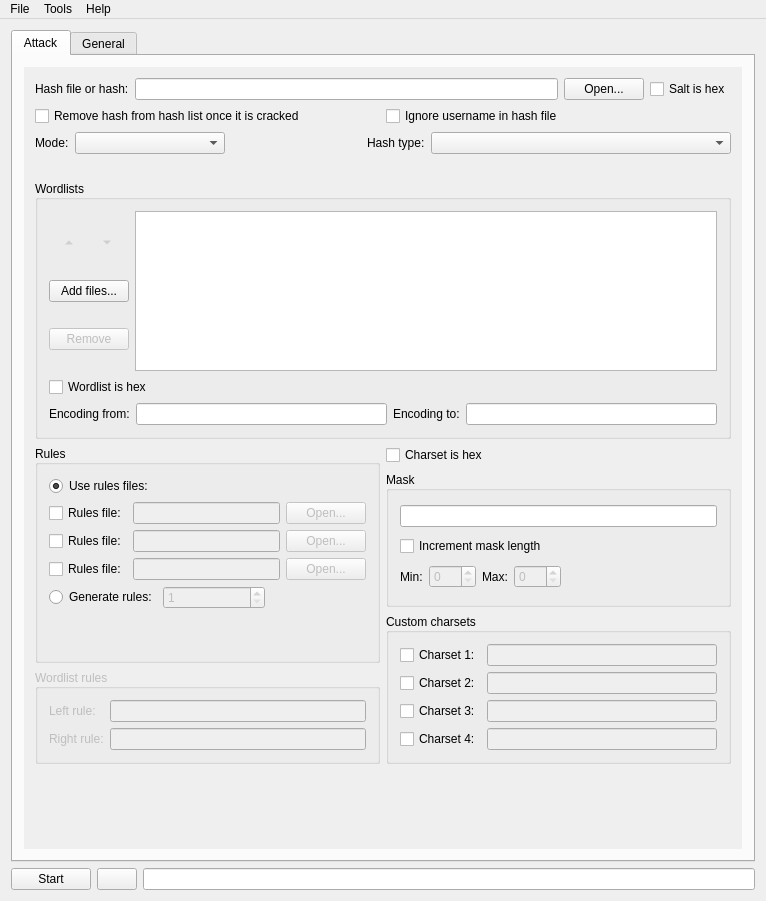
The window that src/mainwindow.ui (rgroesslinger/hashcat-gui) describes before a commit, drawn with Qt 5.
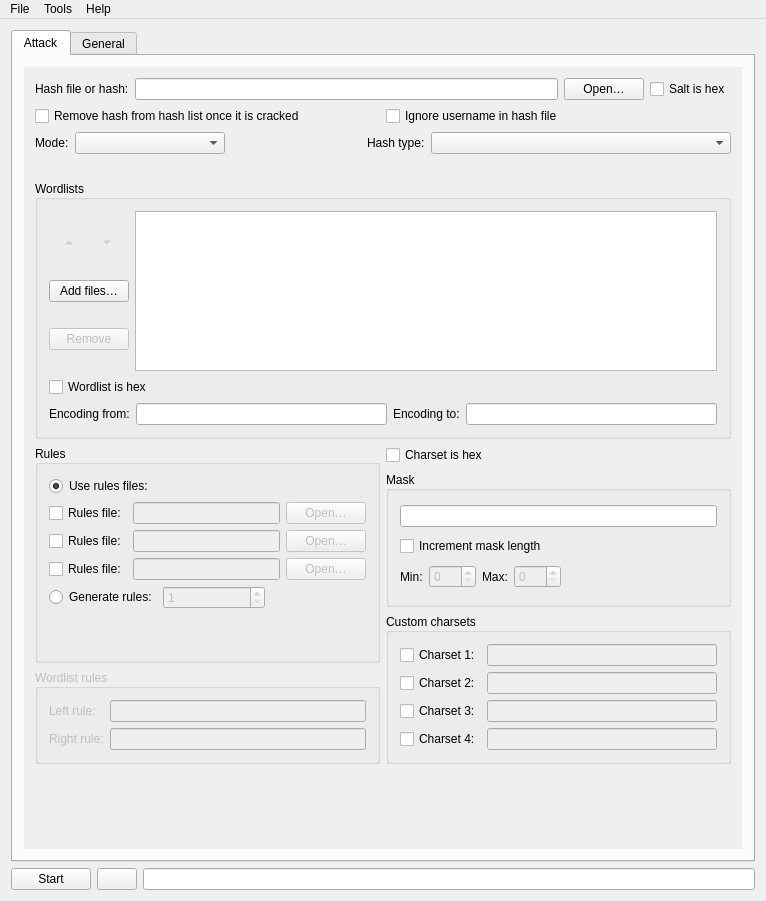
The same window after the commit. Icons and pictures are not drawn.

Patch:
```diff
--- a/src/mainwindow.ui
+++ b/src/mainwindow.ui
@@ -86,7 +86,7 @@
               <item>
                <widget class="QPushButton" name="pushButton_open_hashfile">
                 <property name="text">
-                 <string>Open...</string>
+                 <string>Open…</string>
                 </property>
                </widget>
               </item>
@@ -257,7 +257,7 @@
                       </sizepolicy>
                      </property>
                      <property name="text">
-                      <string>Add files...</string>
+                      <string>Add files…</string>
                      </property>
                     </widget>
                    </item>
@@ -409,7 +409,7 @@
                         <bool>false</bool>
                        </property>
                        <property name="text">
-                        <string>Open...</string>
+                        <string>Open…</string>
                        </property>
                       </widget>
                      </item>
@@ -452,7 +452,7 @@
                         <bool>false</bool>
                        </property>
                        <property name="text">
-                        <string>Open...</string>
+                        <string>Open…</string>
                        </property>
                       </widget>
                      </item>
@@ -495,7 +495,7 @@
                         <bool>false</bool>
                        </property>
                        <property name="text">
-                        <string>Open...</string>
+                        <string>Open…</string>
                        </property>
                       </widget>
                      </item>
```
Left out of the diff: 64 changed lines with no effect on the pictures.
